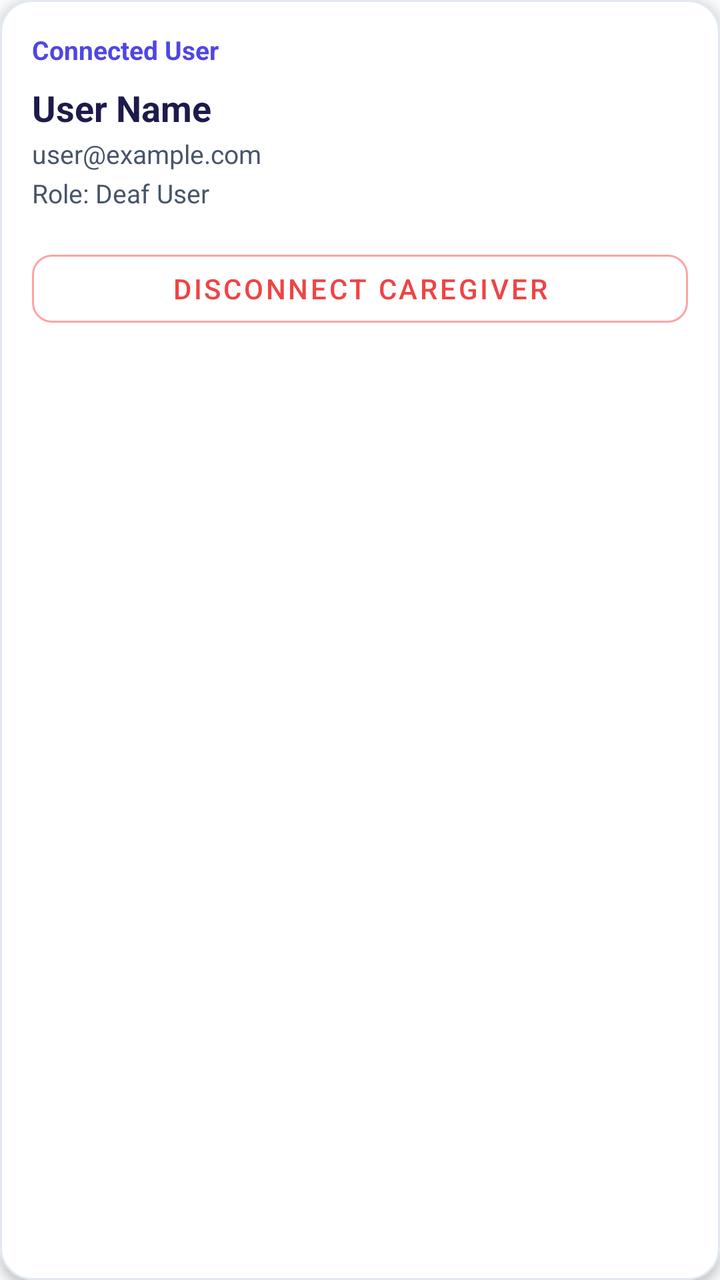
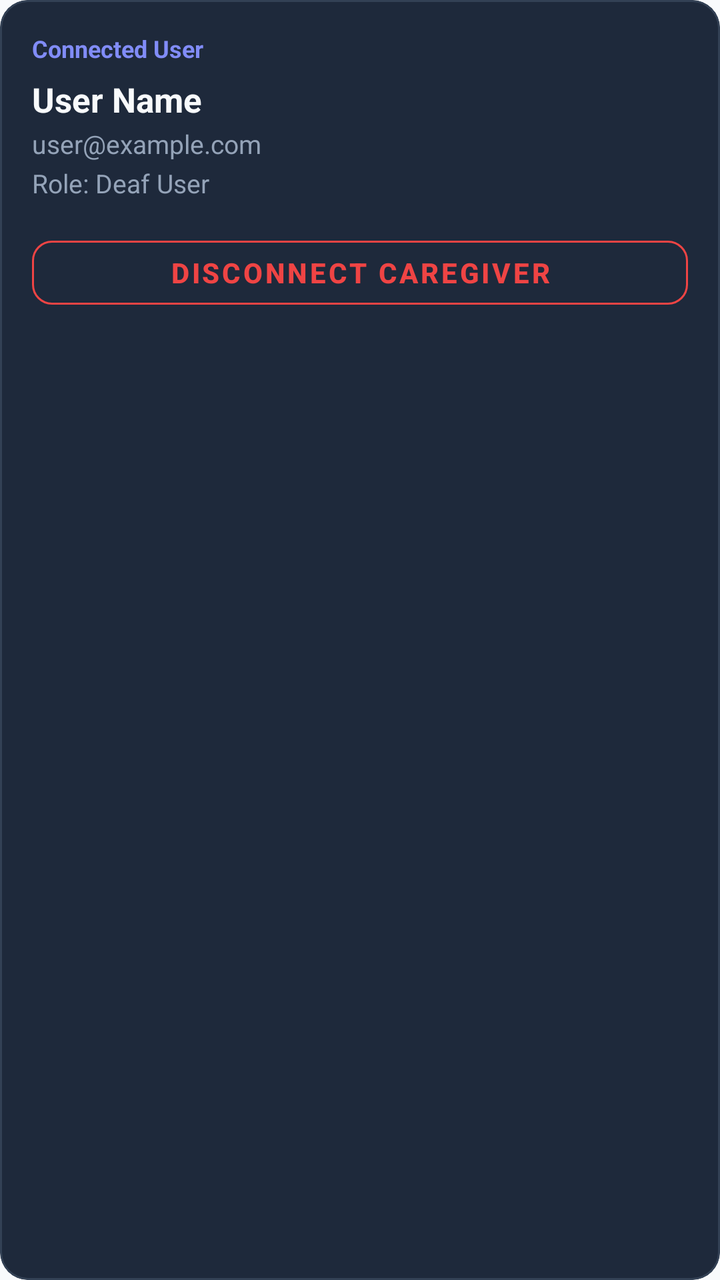

An Android layout rendered at two revisions. The XML below is the earlier revision; the diff shows what the commit changed to produce the second picture.
<!-- AndroidManifest.xml: application theme Theme.SpeechAssistant -->
<!-- res/layout/item_active_connection.xml -->
<?xml version="1.0" encoding="utf-8"?>
<com.google.android.material.card.MaterialCardView
    xmlns:android="http://schemas.android.com/apk/res/android"
    xmlns:app="http://schemas.android.com/apk/res-auto"
    android:layout_width="match_parent"
    android:layout_height="wrap_content"
    android:layout_marginBottom="16dp"
    app:cardCornerRadius="16dp"
    app:cardElevation="3dp"
    app:cardBackgroundColor="@color/surface"
    app:strokeWidth="1dp"
    app:strokeColor="#E2E8F0">

    <LinearLayout
        android:layout_width="match_parent"
        android:layout_height="wrap_content"
        android:orientation="vertical"
        android:padding="16dp">

        <TextView
            android:id="@+id/txtConnectedTitle"
            android:layout_width="wrap_content"
            android:layout_height="wrap_content"
            android:text="Connected User"
            android:textColor="@color/primary"
            android:textSize="13sp"
            android:textStyle="bold" />

        <TextView
            android:id="@+id/txtConnectedName"
            android:layout_width="wrap_content"
            android:layout_height="wrap_content"
            android:text="User Name"
            android:textColor="@color/text_primary"
            android:textSize="18sp"
            android:textStyle="bold"
            android:layout_marginTop="8dp" />

        <TextView
            android:id="@+id/txtConnectedEmail"
            android:layout_width="wrap_content"
            android:layout_height="wrap_content"
            android:text="user@example.com"
            android:textColor="@color/text_secondary"
            android:textSize="13sp"
            android:layout_marginTop="2dp" />

        <TextView
            android:id="@+id/txtConnectedRole"
            android:layout_width="wrap_content"
            android:layout_height="wrap_content"
            android:text="Role: Deaf User"
            android:textColor="@color/text_secondary"
            android:textSize="13sp"
            android:layout_marginTop="2dp"
            android:layout_marginBottom="16dp" />

        <com.google.android.material.button.MaterialButton
            android:id="@+id/btnDisconnect"
            android:layout_width="match_parent"
            android:layout_height="46dp"
            android:text="Disconnect Caregiver"
            android:textColor="#EF4444"
            style="@style/Widget.MaterialComponents.Button.OutlinedButton"
            app:strokeColor="#FCA5A5"
            app:strokeWidth="1dp"
            app:cornerRadius="10dp" />
    </LinearLayout>
</com.google.android.material.card.MaterialCardView>
<!-- resources referenced by this layout -->
<resources>
  <color name="primary">#4F46E5</color>
  <color name="surface">#FFFFFF</color>
  <color name="text_primary">#1E1B4B</color>
  <color name="text_secondary">#475569</color>
  <style name="Theme.SpeechAssistant" parent="Theme.MaterialComponents.DayNight.NoActionBar">
          
          <item name="colorPrimary">@color/primary</item>
          <item name="colorPrimaryVariant">@color/primary_dark</item>
          <item name="colorOnPrimary">@android:color/white</item>
          
          <item name="colorSecondary">@color/accent</item>
          <item name="colorSecondaryVariant">@color/accent</item>
          <item name="colorOnSecondary">@android:color/black</item>
          
          <item name="android:statusBarColor">?attr/colorPrimaryVariant</item>
          
          <item name="android:windowBackground">@color/background</item>
      </style>
  <color name="primary_dark">#3730A3</color>
  <color name="accent">#0D9488</color>
  <color name="background">#F8FAFC</color>
</resources>

<!-- the commit's change to res/layout/item_active_connection.xml (unified diff, before → after) -->
@@ -4,12 +4,12 @@
     xmlns:app="http://schemas.android.com/apk/res-auto"
     android:layout_width="match_parent"
     android:layout_height="wrap_content"
-    android:layout_marginBottom="16dp"
-    app:cardCornerRadius="16dp"
-    app:cardElevation="3dp"
-    app:cardBackgroundColor="@color/surface"
+    android:layout_marginBottom="12dp"
+    app:cardCornerRadius="14dp"
+    app:cardElevation="0dp"
+    app:cardBackgroundColor="@color/caregiver_card"
     app:strokeWidth="1dp"
-    app:strokeColor="#E2E8F0">
+    app:strokeColor="@color/caregiver_border">
 
     <LinearLayout
         android:layout_width="match_parent"
@@ -22,8 +22,8 @@
             android:layout_width="wrap_content"
             android:layout_height="wrap_content"
             android:text="Connected User"
-            android:textColor="@color/primary"
-            android:textSize="13sp"
+            android:textColor="@color/caregiver_accent"
+            android:textSize="12sp"
             android:textStyle="bold" />
 
         <TextView
@@ -31,17 +31,17 @@
             android:layout_width="wrap_content"
             android:layout_height="wrap_content"
             android:text="User Name"
-            android:textColor="@color/text_primary"
-            android:textSize="18sp"
+            android:textColor="@color/caregiver_text_primary"
+            android:textSize="17sp"
             android:textStyle="bold"
-            android:layout_marginTop="8dp" />
+            android:layout_marginTop="6dp" />
 
         <TextView
             android:id="@+id/txtConnectedEmail"
             android:layout_width="wrap_content"
             android:layout_height="wrap_content"
             android:text="user@example.com"
-            android:textColor="@color/text_secondary"
+            android:textColor="@color/caregiver_text_secondary"
             android:textSize="13sp"
             android:layout_marginTop="2dp" />
 
@@ -50,19 +50,20 @@
             android:layout_width="wrap_content"
             android:layout_height="wrap_content"
             android:text="Role: Deaf User"
-            android:textColor="@color/text_secondary"
+            android:textColor="@color/caregiver_text_secondary"
             android:textSize="13sp"
             android:layout_marginTop="2dp"
-            android:layout_marginBottom="16dp" />
+            android:layout_marginBottom="14dp" />
 
         <com.google.android.material.button.MaterialButton
             android:id="@+id/btnDisconnect"
             android:layout_width="match_parent"
-            android:layout_height="46dp"
+            android:layout_height="44dp"
             android:text="Disconnect Caregiver"
-            android:textColor="#EF4444"
+            android:textColor="@color/caregiver_danger"
+            android:textStyle="bold"
             style="@style/Widget.MaterialComponents.Button.OutlinedButton"
-            app:strokeColor="#FCA5A5"
+            app:strokeColor="@color/caregiver_danger"
             app:strokeWidth="1dp"
             app:cornerRadius="10dp" />
     </LinearLayout>
<!-- resource entries referenced after the edit -->
@@ -1,9 +1,12 @@
 <!-- resources referenced by this layout -->
 <resources>
+  <color name="caregiver_accent">#818CF8</color>
+  <color name="caregiver_border">#334155</color>
+  <color name="caregiver_card">#1E293B</color>
+  <color name="caregiver_danger">#EF4444</color>
+  <color name="caregiver_text_primary">#F8FAFC</color>
+  <color name="caregiver_text_secondary">#94A3B8</color>
   <color name="primary">#4F46E5</color>
-  <color name="surface">#FFFFFF</color>
-  <color name="text_primary">#1E1B4B</color>
-  <color name="text_secondary">#475569</color>
   <style name="Theme.SpeechAssistant" parent="Theme.MaterialComponents.DayNight.NoActionBar">
           
           <item name="colorPrimary">@color/primary</item>
